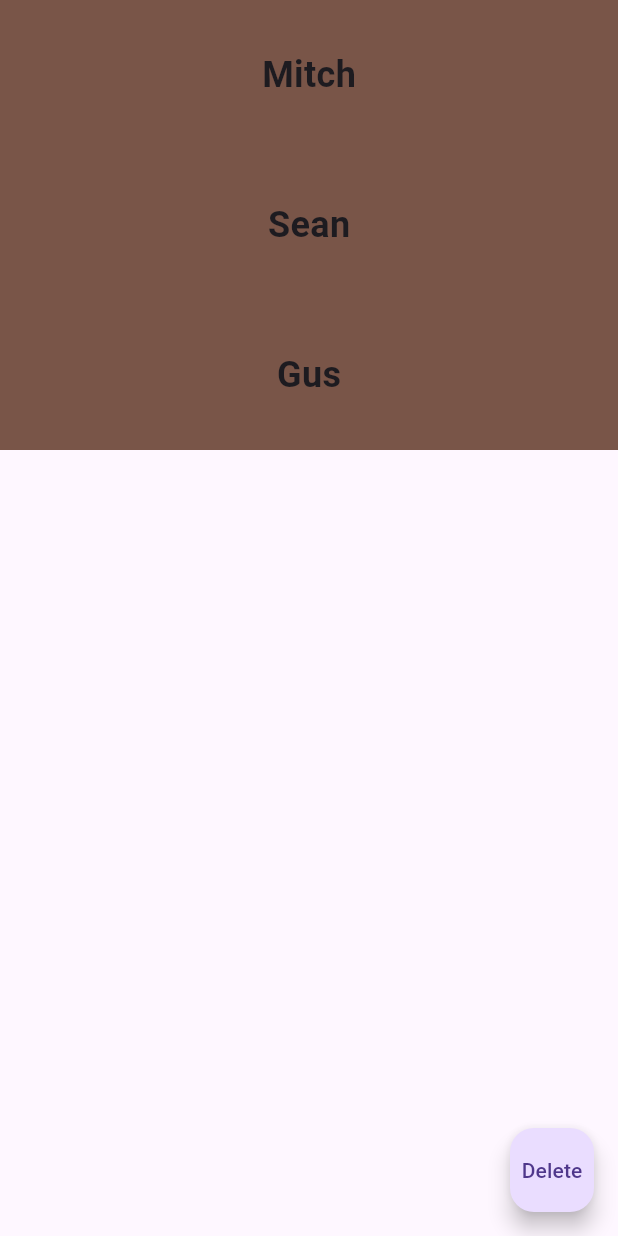
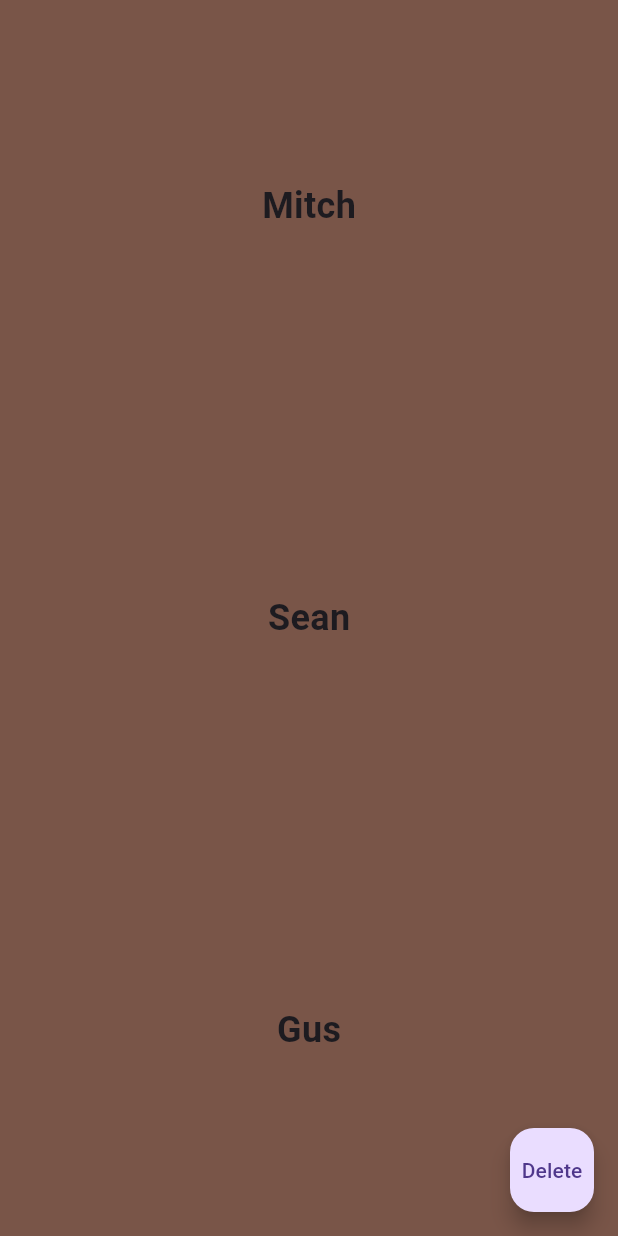
Before and after one commit to feder1402/flutter_keys, a Flutter app: the screen it shows after launch, on a phone screen of 412 x 824 dp. Run offline on Flutter 3.47's test engine with Material 3 defaults, Android fonts, the phone set to English and light mode, and no system bars.

Commit message:
Use Column instead of ReorderableListView

```diff
--- a/lib/main.dart
+++ b/lib/main.dart
@@ -13,25 +13,16 @@ class MainApp extends StatefulWidget {
 
 class _MainAppState extends State<MainApp> {
   List<Widget> tiles = [
-    StatelessNameTile(key: UniqueKey(), name: "Mitch"),
-    StatelessNameTile(key: UniqueKey(), name: "Sean"),
-    StatelessNameTile(key: UniqueKey(), name: "Gus"),
+    Expanded(child: StatelessNameTile(name: "Mitch")),
+    Expanded(child: StatelessNameTile(name: "Sean")),
+    Expanded(child: StatelessNameTile(name: "Gus")),
   ];
 
   @override
   Widget build(BuildContext context) => Scaffold(
         body: SafeArea(
-          child: ReorderableListView(
+          child: Column(
             children: tiles,
-            onReorder: (int oldIndex, int newIndex) => setState(
-              () {
-                if (oldIndex < newIndex) {
-                  newIndex -= 1;
-                }
-                final Widget tile = tiles.removeAt(oldIndex);
-                tiles.insert(newIndex, tile);
-              },
-            ),
           ),
         ),
         floatingActionButton: FloatingActionButton(
```
